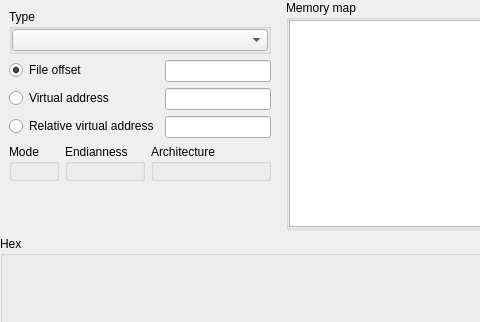
The window that xmemorymapwidget.ui (horsicq/XMemoryMapWidget) describes before a commit, drawn with Qt 5; both pictures show x 0 to 480 and y 0 to 322 of the 830 by 405 pixel window.
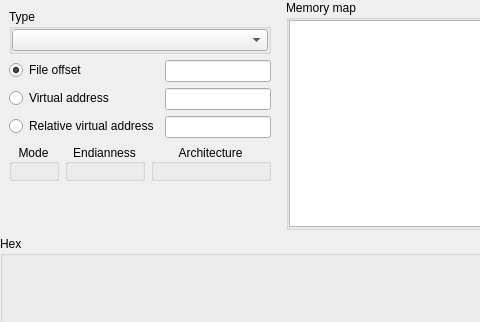
The same window after the commit. Custom widgets are drawn as their Qt base class.

Diff of the .ui file:
```diff
--- a/xmemorymapwidget.ui
+++ b/xmemorymapwidget.ui
@@ -117,6 +117,9 @@
             <property name="title">
              <string>Mode</string>
             </property>
+            <property name="alignment">
+             <set>Qt::AlignCenter</set>
+            </property>
             <layout class="QVBoxLayout" name="verticalLayout_11">
              <property name="leftMargin">
               <number>0</number>
@@ -151,6 +154,9 @@
             <property name="title">
              <string>Endianness</string>
             </property>
+            <property name="alignment">
+             <set>Qt::AlignCenter</set>
+            </property>
             <layout class="QVBoxLayout" name="verticalLayout_10">
              <property name="leftMargin">
               <number>0</number>
@@ -179,6 +185,9 @@
             <property name="title">
              <string>Architecture</string>
             </property>
+            <property name="alignment">
+             <set>Qt::AlignCenter</set>
+            </property>
             <layout class="QVBoxLayout" name="verticalLayout_9">
              <property name="leftMargin">
               <number>0</number>
```
Left out of the diff: 9 changed lines with no effect on the pictures.
